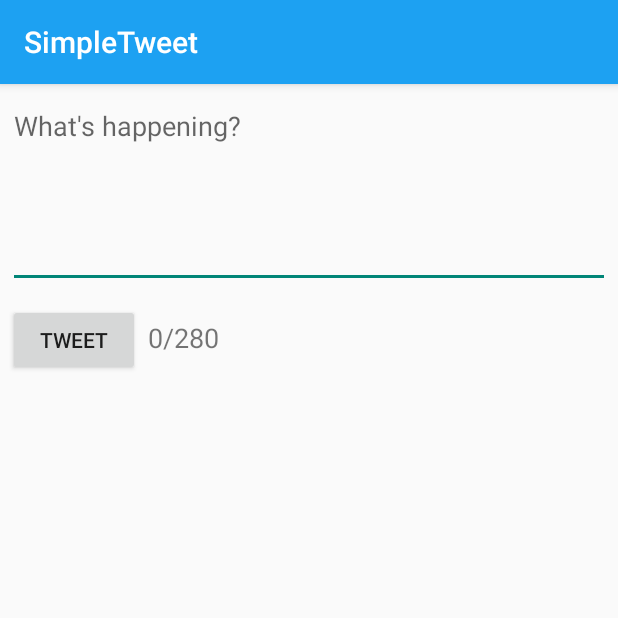
After one commit to FredodaFred/SimpleTweet, an Android app: the ComposeActivity screen opened directly, with no data from a screen before it, on a phone screen of 412 x 824 dp, the top half of it. The commit adds this screen. Run offline under Robolectric (Android 15) with nearby library versions, the phone set to English and light mode, and no system bars; our stand-ins replace Room's generated code; libraries missing offline, so code that uses them is left out: com.codepath.asynchttpclient, com.facebook.stetho, org.parceler; 1 statement that could not run was skipped.

Commit message:
Part 2: Compose

```diff
--- a/app/build.gradle
+++ b/app/build.gradle
@@ -58,4 +58,7 @@ dependencies {
 
     implementation 'com.squareup.okhttp3:okhttp:X.X.X'
     implementation "com.github.bumptech.glide:okhttp3-integration:4.7.1"
+
+    implementation 'org.parceler:parceler-api:1.1.12'
+    annotationProcessor 'org.parceler:parceler:1.1.12'
 }
--- a/app/src/main/AndroidManifest.xml
+++ b/app/src/main/AndroidManifest.xml
@@ -35,5 +35,6 @@
             </intent-filter>
         </activity>
         <activity android:name=".TimelineActivity" />
+        <activity android:name=".ComposeActivity"/>
     </application>
 </manifest>
--- /dev/null
+++ b/app/src/main/java/com/codepath/apps/restclienttemplate/ComposeActivity.java
@@ -0,0 +1,109 @@
+package com.codepath.apps.restclienttemplate;
+
+import android.content.Intent;
+import android.os.Bundle;
+import android.text.Editable;
+import android.text.TextWatcher;
+import android.util.Log;
+import android.view.View;
+import android.widget.Button;
+import android.widget.EditText;
+import android.widget.TextView;
+import android.widget.Toast;
+
+import androidx.annotation.Nullable;
+import androidx.appcompat.app.AppCompatActivity;
+
+import com.codepath.apps.restclienttemplate.models.Tweet;
+import com.codepath.asynchttpclient.callback.JsonHttpResponseHandler;
+
+import org.json.JSONException;
+import org.parceler.Parcels;
+
+import okhttp3.Headers;
+
+public class ComposeActivity extends AppCompatActivity {
+
+    //Android snack bar instead of toasts
+    public static final int MAX_TWEET_LENGTH =280;
+    public static final String POST_ENDPOINT = "statuses/update";
+    EditText etCompose;
+    Button btnTweet;
+    TextView charCount;
+    TwitterClient client;
+
+    @Override
+    protected void onCreate(@Nullable Bundle savedInstanceState) {
+        super.onCreate(savedInstanceState);
+        setContentView(R.layout.activity_compose);
+
+        client = TwitterApp.getRestClient(this);
+
+        etCompose = findViewById(R.id.etCompose);
+        btnTweet = findViewById(R.id.publishButton);
+        charCount = findViewById(R.id.char_count);
+        charCount.setText("0/280");
+        etCompose.addTextChangedListener(new TextWatcher() {
+            @Override
+            public void beforeTextChanged(CharSequence s, int start, int count, int after) {
+                charCount.setText("0/280");
+            }
+
+            @Override
+            public void onTextChanged(CharSequence s, int start, int before, int count) {
+                if(start-before < 0)
+                    charCount.setText("0/280");
+                else
+                    charCount.setText(start-before+"/280");
+
+            }
+
+            @Override
+            public void afterTextChanged(Editable s) {
+
+            }
+        });
+
+
+        // Set click listener on button
+        btnTweet.setOnClickListener(new View.OnClickListener() {
+            @Override
+            public void onClick(View v) {
+                String tweetContent = etCompose.getText().toString();
+                if(tweetContent.isEmpty()){
+                    Toast.makeText(ComposeActivity.this, "Sorry your tweet cannot be empty", Toast.LENGTH_SHORT).show();
+                    return;
+                }
+                if(tweetContent.length() > MAX_TWEET_LENGTH){
+                    Toast.makeText(ComposeActivity.this, "Sorry your tweet is too long", Toast.LENGTH_SHORT).show();
+
+                }
+                client.publishTweet(tweetContent, new JsonHttpResponseHandler() {
+                    @Override
+                    public void onSuccess(int statusCode, Headers headers, JSON json) {
+                        Log.i("ComposeActivity", "onSuccess Publish ");
+                        try {
+                            Tweet tweet = Tweet.fromJson(json.jsonObject);
+                            Log.i("ComposeActivity", "Published tweet");
+                            Intent intent = new Intent();
+                            intent.putExtra("tweet", Parcels.wrap(tweet));
+                            setResult(RESULT_OK, intent);
+                            //close activity
+                            finish();
+                        } catch (JSONException e) {
+                            e.printStackTrace();
+                            Log.e("ComposeActivity", e.toString());
+                        }
+                    }
+
+                    @Override
+                    public void onFailure(int statusCode, Headers headers, String response, Throwable throwable) {
+                        Log.e("ComposeActivity", "onSuccess Failure ", throwable);
+                    }
+                });
+                return;
+            }
+        });
+        //Make an API call to Twitter to publish the tweet
+    }
+}
--- a/app/src/main/java/com/codepath/apps/restclienttemplate/adapters/TweetsAdapter.java
+++ b/app/src/main/java/com/codepath/apps/restclienttemplate/adapters/TweetsAdapter.java
@@ -74,19 +74,22 @@ public class TweetsAdapter extends RecyclerView.Adapter<TweetsAdapter.ViewHolder
         TextView tvBody;
         TextView tvName;
         TextView timeStamp;
+        TextView tvTag;
         public ViewHolder(@NonNull View itemView) {
             super(itemView);
             ivProfileImage=  itemView.findViewById(R.id.profile_pic);
             tvBody = itemView.findViewById(R.id.screen_tweet);
             tvName = itemView.findViewById(R.id.profile_name);
             timeStamp = itemView.findViewById(R.id.tweet_time_stamp);
+            tvTag = itemView.findViewById(R.id.profile_tag);
 
         }
 
         public void bind(Tweet tweet){
             tvBody.setText(tweet.body);
-            tvName.setText(tweet.user.screenName);
+            tvName.setText(tweet.user.name);
             timeStamp.setText(TimeFormatter.getTimeDifference(tweet.createdAt));
+            tvTag.setText("@"+tweet.user.screenName);
             Glide.with(context).load(tweet.user.profileImageUrl).transform(new RoundedCornersTransformation(30, 10)).into(ivProfileImage);
         }
     }
--- a/app/src/main/java/com/codepath/apps/restclienttemplate/models/Tweet.java
+++ b/app/src/main/java/com/codepath/apps/restclienttemplate/models/Tweet.java
@@ -3,15 +3,19 @@ package com.codepath.apps.restclienttemplate.models;
 import org.json.JSONArray;
 import org.json.JSONException;
 import org.json.JSONObject;
+import org.parceler.Parcel;
 
 import java.util.ArrayList;
 import java.util.List;
-
+@Parcel
 public class Tweet {
     public String body;
     public String createdAt;
     public long id;
     public User user;
+
+    //empty constructor needed by parcelable libary
+    public Tweet(){}
 
     public static Tweet fromJson(JSONObject jsonObject) throws JSONException {
         Tweet tweet = new Tweet();
--- a/app/src/main/java/com/codepath/apps/restclienttemplate/models/User.java
+++ b/app/src/main/java/com/codepath/apps/restclienttemplate/models/User.java
@@ -2,12 +2,17 @@ package com.codepath.apps.restclienttemplate.models;
 
 import org.json.JSONException;
 import org.json.JSONObject;
+import org.parceler.Parcel;
 
+@Parcel
 public class User {
 
     public String name;
     public String screenName;
     public String profileImageUrl;
+
+    //needed by parcelable
+    public User(){}
 
     public static User fromJson(JSONObject jsonObject) throws JSONException {
         User user = new User();
--- /dev/null
+++ b/app/src/main/res/layout/activity_compose.xml
@@ -0,0 +1,43 @@
+<?xml version="1.0" encoding="utf-8"?>
+<RelativeLayout xmlns:android="http://schemas.android.com/apk/res/android"
+    xmlns:tools="http://schemas.android.com/tools"
+    android:layout_width="match_parent"
+    android:layout_height="match_parent"
+    xmlns:app="http://schemas.android.com/apk/res-auto"
+    tools:context=".ComposeActivity">
+
+    <EditText
+        android:id="@+id/etCompose"
+
+        android:layout_width="match_parent"
+        android:layout_height="wrap_content"
+        android:layout_margin="5dp"
+        android:layout_marginStart="5dp"
+        android:layout_marginTop="5dp"
+        android:layout_marginEnd="5dp"
+        android:layout_marginBottom="5dp"
+        android:ems="10"
+        android:gravity="start|top"
+        android:hint="What's happening?"
+        android:inputType="textMultiLine"
+        android:minLines="5" />
+    <Button
+        android:id="@+id/publishButton"
+        android:layout_width="wrap_content"
+        android:layout_height="wrap_content"
+        android:layout_below="@+id/etCompose"
+        android:layout_marginTop="5dp"
+        android:layout_marginLeft="5dp"
+        android:text = "@string/tweet"/>
+    <TextView
+        android:id="@+id/char_count"
+        android:layout_below="@+id/etCompose"
+        android:layout_width="wrap_content"
+        android:layout_height="wrap_content"
+        android:layout_marginTop="15dp"
+        android:layout_marginLeft="5dp"
+        android:layout_toRightOf="@id/publishButton"
+        tools:text="40/280"
+        android:textSize="18dp"
+        />
+</RelativeLayout>
--- a/app/src/main/res/values/strings.xml
+++ b/app/src/main/res/values/strings.xml
@@ -5,5 +5,6 @@
     <string name="login_label">Log in</string>
     <string name="intent_scheme">oauth</string>
     <string name="intent_host">cprest</string>
+    <string name="tweet">Tweet</string>
 
 </resources>
--- a/app/src/main/res/values/styles.xml
+++ b/app/src/main/res/values/styles.xml
@@ -6,6 +6,7 @@
             res/values-vXX/styles.xml, while customizations related to
             backward-compatibility can go here.
         -->
+        <item name ="colorPrimary">#1DA1F2</item>
     </style>
 
     <!-- Application theme. -->
```
Also changed, not shown: app/src/main/java/com/codepath/apps/restclienttemplate/TimelineActivity.java (+41 -0 lines), app/src/main/java/com/codepath/apps/restclienttemplate/TwitterClient.java (+7 -0 lines), app/src/main/res/layout/item_tweet.xml (+10 -0 lines), app/src/main/res/menu/menu_main.xml (added, +10 -0 lines).
